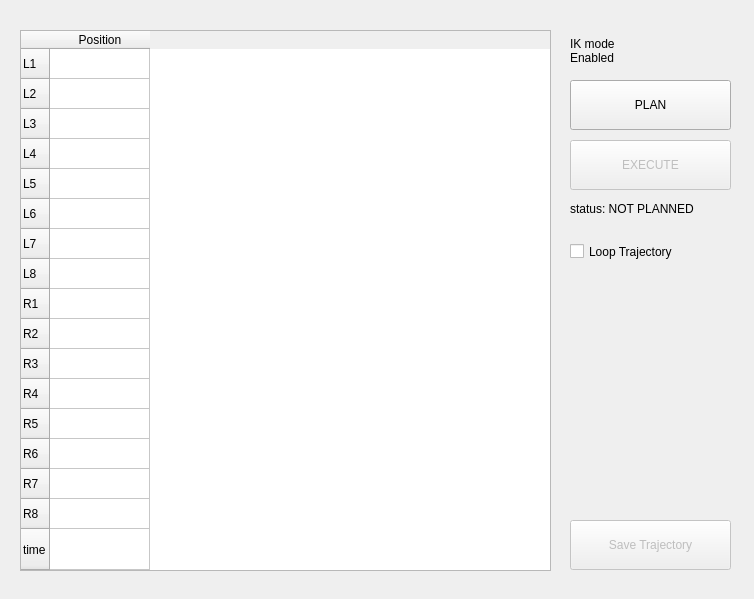
First picture: the form in frontass/ui_assets/IK_movegroup.ui, repository kwnr/frontass, before the edit.
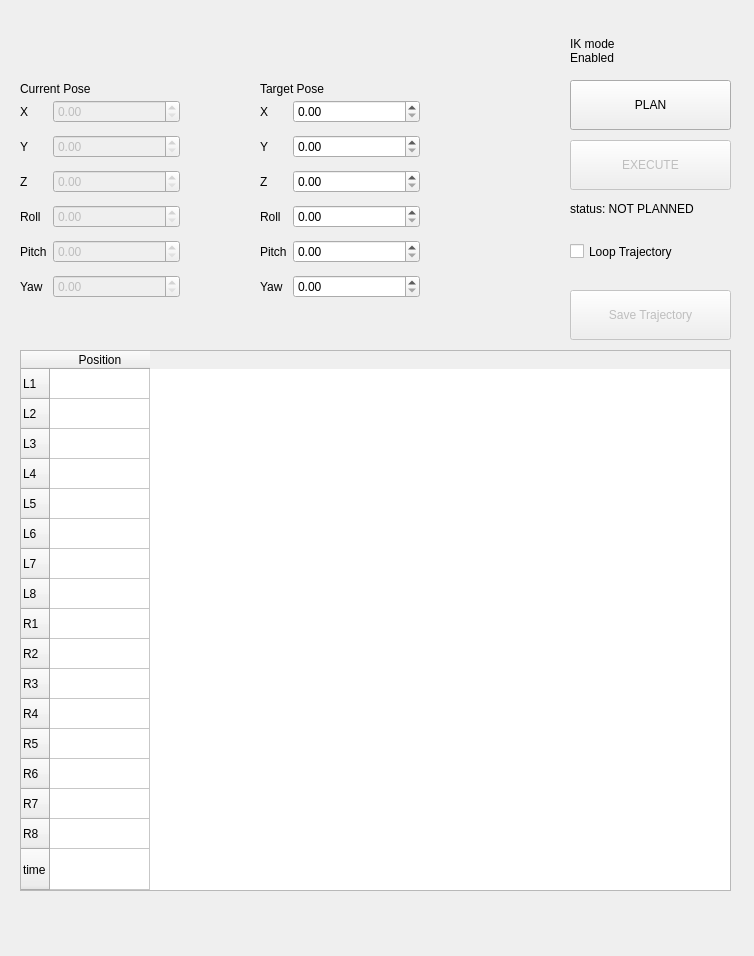
Second picture: the form after the edit. Icons and pictures are not drawn.

What changed in the file:
```diff
--- a/frontass/ui_assets/IK_movegroup.ui
+++ b/frontass/ui_assets/IK_movegroup.ui
@@ -7,7 +7,7 @@
     <x>0</x>
     <y>0</y>
     <width>754</width>
-    <height>599</height>
+    <height>956</height>
    </rect>
   </property>
   <property name="windowTitle">
@@ -126,8 +126,8 @@
    <property name="geometry">
     <rect>
      <x>20</x>
-     <y>30</y>
-     <width>531</width>
+     <y>350</y>
+     <width>711</width>
      <height>541</height>
     </rect>
    </property>
@@ -264,7 +264,7 @@
    <property name="geometry">
     <rect>
      <x>570</x>
-     <y>520</y>
+     <y>290</y>
      <width>161</width>
      <height>50</height>
     </rect>
@@ -273,6 +273,206 @@
     <string>Save Trajectory</string>
    </property>
   </widget>
+  <widget class="QWidget" name="formLayoutWidget">
+   <property name="geometry">
+    <rect>
+     <x>20</x>
+     <y>100</y>
+     <width>160</width>
+     <height>231</height>
+    </rect>
+   </property>
+   <layout class="QFormLayout" name="formLayout">
+    <property name="verticalSpacing">
+     <number>12</number>
+    </property>
+    <item row="0" column="0">
+     <widget class="QLabel" name="xLabel">
+      <property name="text">
+       <string>X</string>
+      </property>
+     </widget>
+    </item>
+    <item row="0" column="1">
+     <widget class="QDoubleSpinBox" name="xDoubleSpinBox">
+      <property name="enabled">
+       <bool>false</bool>
+      </property>
+     </widget>
+    </item>
+    <item row="1" column="0">
+     <widget class="QLabel" name="yLabel">
+      <property name="text">
+       <string>Y</string>
+      </property>
+     </widget>
+    </item>
+    <item row="1" column="1">
+     <widget class="QDoubleSpinBox" name="yDoubleSpinBox">
+      <property name="enabled">
+       <bool>false</bool>
+      </property>
+     </widget>
+    </item>
+    <item row="2" column="0">
+     <widget class="QLabel" name="zLabel">
+      <property name="text">
+       <string>Z</string>
+      </property>
+     </widget>
+    </item>
+    <item row="2" column="1">
+     <widget class="QDoubleSpinBox" name="zDoubleSpinBox">
+      <property name="enabled">
+       <bool>false</bool>
+      </property>
+     </widget>
+    </item>
+    <item row="3" column="0">
+     <widget class="QLabel" name="rollLabel">
+      <property name="text">
+       <string>Roll</string>
+      </property>
+     </widget>
+    </item>
+    <item row="3" column="1">
+     <widget class="QDoubleSpinBox" name="rollDoubleSpinBox">
+      <property name="enabled">
+       <bool>false</bool>
+      </property>
+     </widget>
+    </item>
+    <item row="4" column="0">
+     <widget class="QLabel" name="pitchLabel">
+      <property name="text">
+       <string>Pitch</string>
+      </property>
+     </widget>
+    </item>
+    <item row="4" column="1">
+     <widget class="QDoubleSpinBox" name="pitchDoubleSpinBox">
+      <property name="enabled">
+       <bool>false</bool>
+      </property>
+     </widget>
+    </item>
+    <item row="5" column="0">
+     <widget class="QLabel" name="yawLabel">
+      <property name="text">
+       <string>Yaw</string>
+      </property>
+     </widget>
+    </item>
+    <item row="5" column="1">
+     <widget class="QDoubleSpinBox" name="yawDoubleSpinBox">
+      <property name="enabled">
+       <bool>false</bool>
+      </property>
+     </widget>
+    </item>
+   </layout>
+  </widget>
+  <widget class="QLabel" name="label">
+   <property name="geometry">
+    <rect>
+     <x>20</x>
+     <y>80</y>
+     <width>161</width>
+     <height>17</height>
+    </rect>
+   </property>
+   <property name="text">
+    <string>Current Pose</string>
+   </property>
+  </widget>
+  <widget class="QWidget" name="formLayoutWidget_2">
+   <property name="geometry">
+    <rect>
+     <x>260</x>
+     <y>100</y>
+     <width>160</width>
+     <height>231</height>
+    </rect>
+   </property>
+   <layout class="QFormLayout" name="targetFormLayout">
+    <property name="verticalSpacing">
+     <number>12</number>
+    </property>
+    <item row="0" column="0">
+     <widget class="QLabel" name="targetXLabel">
+      <property name="text">
+       <string>X</string>
+      </property>
+     </widget>
+    </item>
+    <item row="0" column="1">
+     <widget class="QDoubleSpinBox" name="targetXDoubleSpinBox"/>
+    </item>
+    <item row="1" column="0">
+     <widget class="QLabel" name="targetYLabel">
+      <property name="text">
+       <string>Y</string>
+      </property>
+     </widget>
+    </item>
+    <item row="1" column="1">
+     <widget class="QDoubleSpinBox" name="targetYDoubleSpinBox"/>
+    </item>
+    <item row="2" column="0">
+     <widget class="QLabel" name="targetZLabel">
+      <property name="text">
+       <string>Z</string>
+      </property>
+     </widget>
+    </item>
+    <item row="2" column="1">
+     <widget class="QDoubleSpinBox" name="targetZDoubleSpinBox"/>
+    </item>
+    <item row="3" column="0">
+     <widget class="QLabel" name="targetRollLabel">
+      <property name="text">
+       <string>Roll</string>
+      </property>
+     </widget>
+    </item>
+    <item row="3" column="1">
+     <widget class="QDoubleSpinBox" name="targetRollDoubleSpinBox"/>
+    </item>
+    <item row="4" column="0">
+     <widget class="QLabel" name="targetPitchLabel">
+      <property name="text">
+       <string>Pitch</string>
+      </property>
+     </widget>
+    </item>
+    <item row="4" column="1">
+     <widget class="QDoubleSpinBox" name="targetPitchDoubleSpinBox"/>
+    </item>
+    <item row="5" column="0">
+     <widget class="QLabel" name="targetYawLabel">
+      <property name="text">
+       <string>Yaw</string>
+      </property>
+     </widget>
+    </item>
+    <item row="5" column="1">
+     <widget class="QDoubleSpinBox" name="targetYawDoubleSpinBox"/>
+    </item>
+   </layout>
+  </widget>
+  <widget class="QLabel" name="label_2">
+   <property name="geometry">
+    <rect>
+     <x>260</x>
+     <y>80</y>
+     <width>161</width>
+     <height>17</height>
+    </rect>
+   </property>
+   <property name="text">
+    <string>Target Pose</string>
+   </property>
+  </widget>
  </widget>
  <resources>
   <include location="buttons.qrc"/>
```
